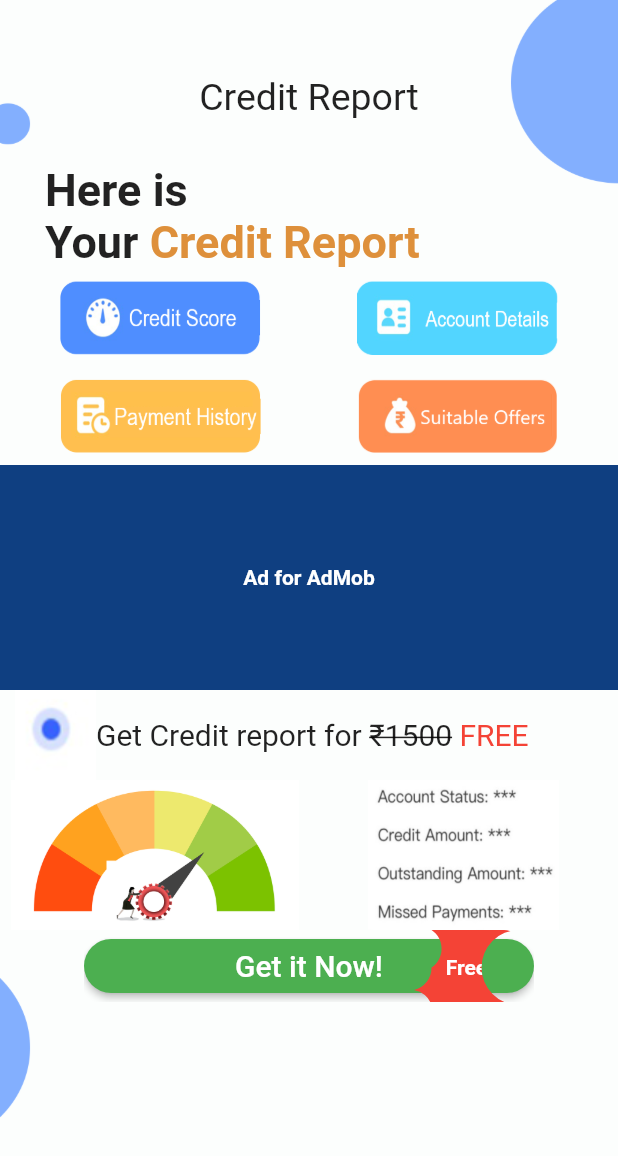
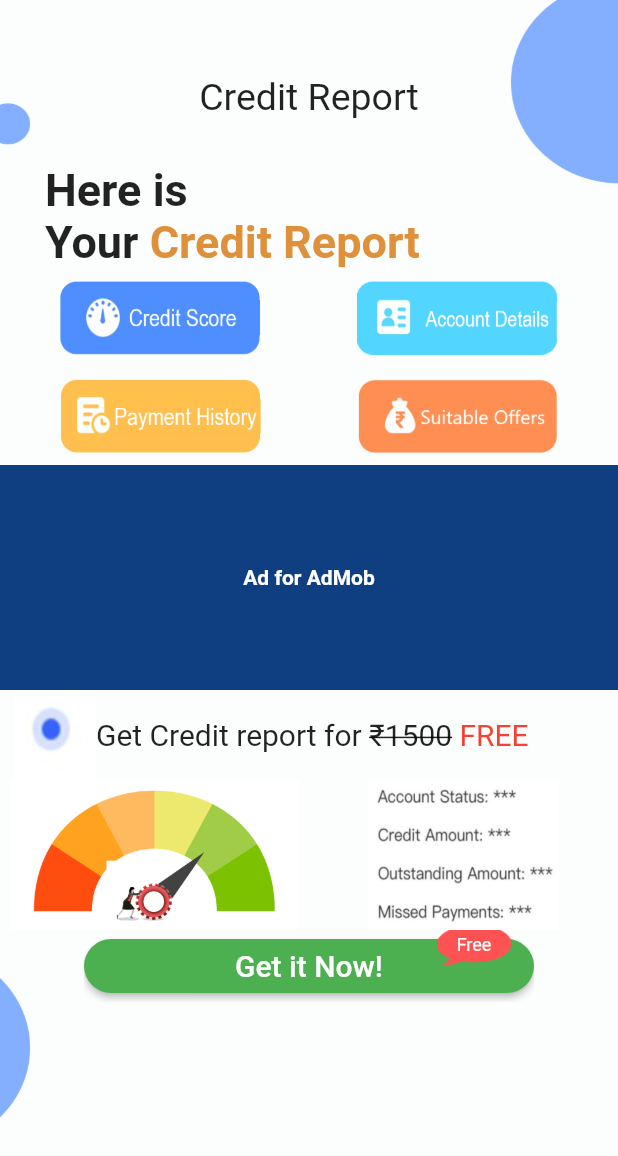
Before and after one commit to AkaankshK/loan_app, a Flutter app: the CreditPage screen opened directly, on a phone screen of 412 x 824 dp. Shown: the top 1156 px of the screen. Run offline on Flutter 3.47's test engine with Material 2 defaults, Android fonts, the phone set to English and light mode, and no system bars; our stand-ins replace auto_size_text, smooth_page_indicator, webview_flutter; missing offline and left inert: autocomplete_textfield, gzx_dropdown_menu; Roboto replaces fonts that are missing (Ubuntu).

Commit message:
Free Tag Widget Created

```diff
--- a/lib/CreditScore/CreditScore.dart
+++ b/lib/CreditScore/CreditScore.dart
@@ -193,6 +193,7 @@ class _CreditPageState extends State<CreditPage> {
           ),
           Row(
             mainAxisAlignment: MainAxisAlignment.center,
+
             children: [
               Stack(
                 children: <Widget>[
@@ -210,25 +211,23 @@ class _CreditPageState extends State<CreditPage> {
                   ),
 
                   Positioned(
-                    right: 10.0,
-
-//                      child: new Icon(Icons.mode_comment, size: 30.0, color: Colors.redAccent, semanticLabel: 'Free',)
-                    child: ClipPath(
-                      clipper: MyCustomClipPath(),
-
-                      child: new Container(
-                        decoration: BoxDecoration(
-                          borderRadius: BorderRadius.all(Radius.circular(10.0)),
-                          color: Colors.red,
-                        ),
-//                        color: Colors.red,
-                          width: 70.0,
-                          height: 50.0,
-                        child: Center(child: new Text('Free', style: new TextStyle(color: Colors.white, fontWeight: FontWeight.bold)),),
+                    top: -5.0,
+                    right: 15.0,
+                    child: new SizedBox(
+                      height: 30.0,
+                      width: 50.0,
+                      child: Stack(
+                        children: <Widget>[
+                          Container(
+                            height: 30.0,
+                              width: 50.0,
+                              child: new Image.asset('assets/free_tag.png', color: Colors.redAccent, fit: BoxFit.fill,)
                           ),
-
+                          new Center(child: new Text('Free', style: new TextStyle(color: Colors.white, fontSize: 12.0, fontFamily: 'Ubuntu')),)
+                        ],
+                      )
                     ),
-                      )
+                  )
 
                 ],
 
@@ -246,25 +245,27 @@ class _CreditPageState extends State<CreditPage> {
 
 class MyCustomClipPath extends CustomClipper<Path> {
 
-  var radius = 10.0;
+//  var radius = 10.0;
   @override
   Path getClip(Size size) {
-    final double startMargin = size.width / 6;
+//    size = size / 2;
+    final double startMargin = size.width / 5;
     final double x = size.width;
     final double y = size.height;
     final Path path = Path()
-//    ..lineTo(startMargin, 0)
-//      ..lineTo(startMargin, y / 2)
-//      ..lineTo(0, y)
-//      ..lineTo(x, y)
-//      ..lineTo(x, 0)
-//    ..close();
+
     ..lineTo(startMargin, 0)
-    ..arcToPoint(Offset(startMargin, y / 2), radius: Radius.circular(15.0))
-    ..arcToPoint(Offset(0, y - 10), radius: Radius.circular(15.0))
-    ..arcToPoint(Offset(startMargin, y), radius: Radius.circular(15.0))
-    ..lineTo(x, y)
-    ..arcToPoint(Offset(x, 0), radius: Radius.circular(15.0))
+
+    ..quadraticBezierTo(0, (y-60)/2, startMargin, y/2 + 30)
+//    ..arcToPoint(Offset(0, y-8), radius: Radius.elliptical(100, 70))
+    ..arcToPoint(Offset(0, y), radius: Radius.elliptical(100, 70))
+    ..arcToPoint(Offset(startMargin, y), radius: Radius.zero)
+
+    ..lineTo(x - startMargin, y)
+//      ..quadraticBezierTo(x-startMargin, y, x, y/2)
+      ..quadraticBezierTo(x, y/2, x - startMargin, 0)
+//      ..lineTo(x - startMargin, 0)
+
     ..close();
 
     //    print('S1:$s1 SH:${size.height / 2} S2:$s2');
```
Also changed, not shown: assets/free_tag.png (added), assets/free_tag.svg (added).
